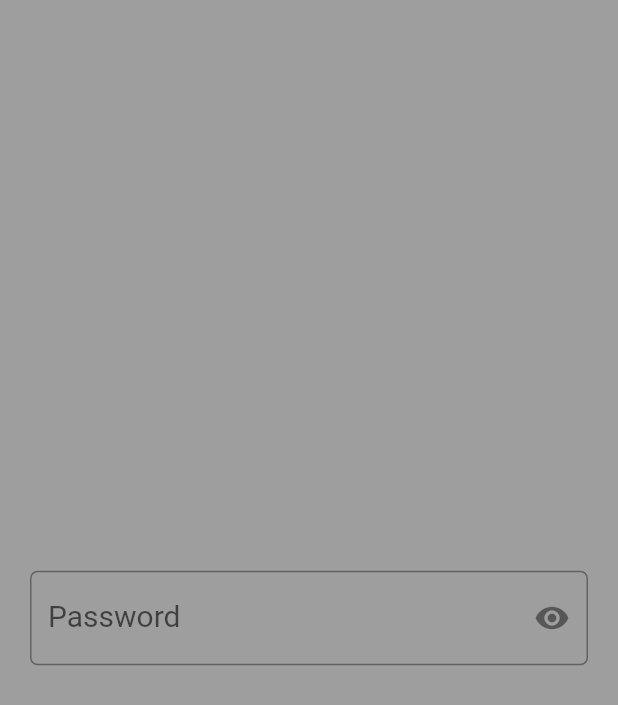
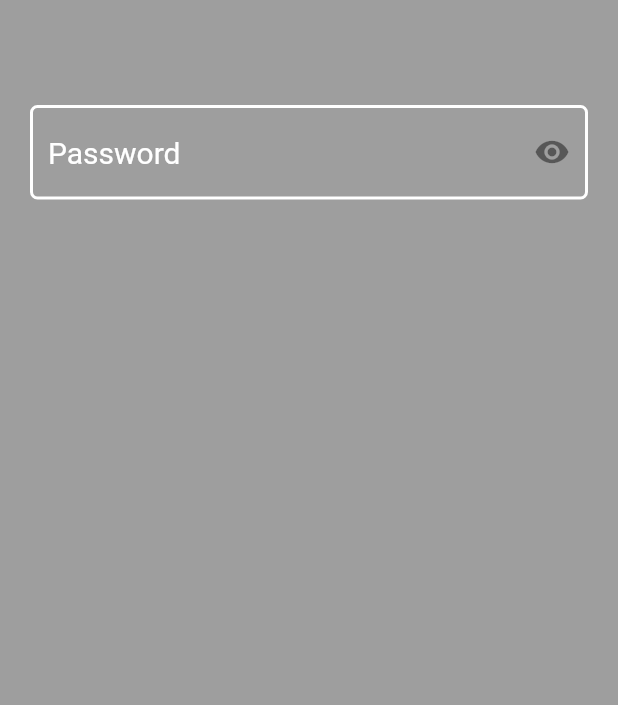
Before and after one commit to maheshj01/passwordfield, a Flutter app: the screen it shows after launch, on a phone screen of 412 x 824 dp. Shown: the top 705 px of the screen. Run offline on Flutter 3.47's test engine with Material 2 defaults, Android fonts, the phone set to English and light mode, and no system bars.

Commit message:
added support for border

```diff
--- a/example/lib/main.dart
+++ b/example/lib/main.dart
@@ -23,22 +23,42 @@ class _MyAppState extends State<MyApp> {
 class PasswordApp extends StatelessWidget {
   @override
   Widget build(BuildContext context) {
-    return Scaffold(
+    return GestureDetector(
+      onTap: () {
+        FocusScope.of(context).unfocus();
+      },
+      child: Scaffold(
           backgroundColor: Colors.grey,
-        body: Padding(
+          body: Column(
+            // mainAxisAlignment: MainAxisAlignment.center,
+            children: <Widget>[
+              SizedBox(
+                height: 50,
+              ),
+              Padding(
                 padding: EdgeInsets.symmetric(horizontal: 20, vertical: 20),
-            child: Center(
                 child: PasswordField(
-                hasFloatingPlaceholder: true,
                   border: OutlineInputBorder(
-                  borderRadius: BorderRadius.circular(5)
-                ),
+                      borderRadius: BorderRadius.circular(5),
+                      borderSide: BorderSide(
                         color: Colors.white,
+                        width: 2,
+                      )),
+                  suffixIconEnabled: true,
+                  hasFloatingPlaceholder: false,
+                  focusedBorder: OutlineInputBorder(
+                      borderRadius: BorderRadius.circular(25),
+                      borderSide: BorderSide(color: Colors.white, width: 3)),
+                  color: Colors.black,
                   inputStyle: TextStyle(
+                    color: Colors.white,
                     fontSize: 20,
                   ),
                   hintText: "Password",
                 ),
-            )));
+              ),
+            ],
+          )),
+    );
   }
 }
--- a/lib/passwordfield.dart
+++ b/lib/passwordfield.dart
@@ -7,7 +7,9 @@ class PasswordField extends StatefulWidget {
   //if autofocus is true keyboard pops up as soon as the widget is rendered on screen
   // defaults to false
   final bool autoFocus;
-  // Input Border for the password Field
+  // Input Border for the password Field when in Focus
+  final InputBorder focusedBorder;
+  // Input Border for the password field when not in focus
   final InputBorder border;
   //changes the primary color of the PasswordField
   final Color color;
@@ -34,6 +36,7 @@ class PasswordField extends StatefulWidget {
       this.border,
       this.color,
       this.controller,
+      this.focusedBorder,
       this.hasFloatingPlaceholder = false,
       this.hintText = "",
       this.hintStyle,
@@ -77,7 +80,8 @@ class PasswordFieldState extends State<PasswordField> {
         obscureText: obscureText,
         autofocus: widget.autoFocus,
         decoration: InputDecoration(
-          border: widget.border,
+            enabledBorder: widget.border,
+            focusedBorder: widget.focusedBorder,
             hintText: widget.hasFloatingPlaceholder ? null : widget.hintText,
             hintStyle: widget.hintStyle ?? widget.inputStyle,
             counterText: '',
--- a/pubspec.yaml
+++ b/pubspec.yaml
@@ -1,6 +1,6 @@
 name: passwordfield
 description: A new Flutter package project.
-version: 0.0.3
+version: 0.0.4
 author: Mahesh Jamdade <maheshmn121@gmail.com>
 homepage: https://github.com/maheshmnj/passwordfield-flutter-package
 
```
Also changed, not shown: example/pubspec.lock, 4 other files. Lines whose indentation alone changed are shown as unchanged.
